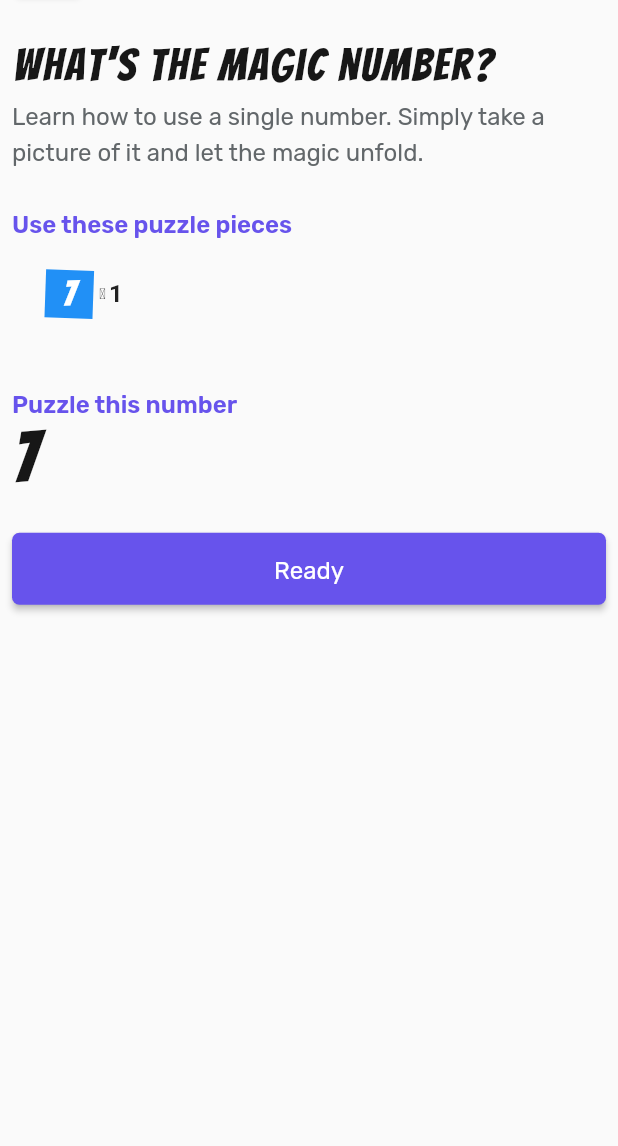
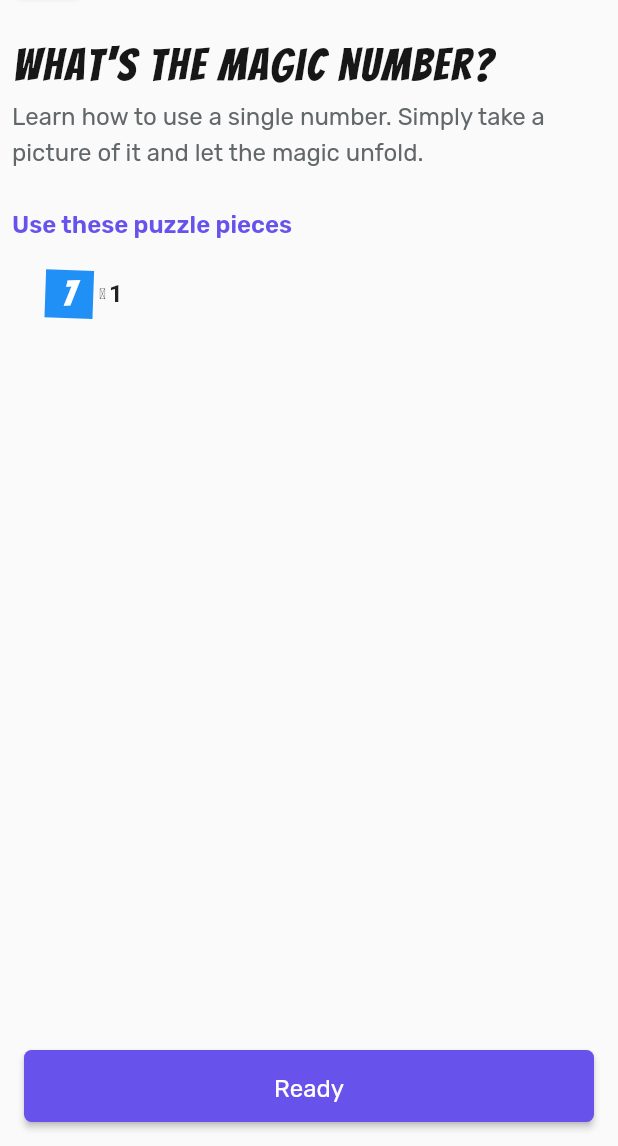
Before and after one commit to johannesstricker/puzzleprogramming, a Flutter app: the screen it shows after launch, after a tap on "Continue", on a phone screen of 412 x 824 dp, the part 90-1236 px from its top. Run offline on Flutter 3.47's test engine with Material 2 defaults, Android fonts, the phone set to English and light mode, and no system bars; our stand-ins replace bloc, camera, equatable, flutter_bloc, google_fonts and 1 more; missing offline and left inert: dart:ffi; accounts and stored records are empty.

Commit message:
Remove solution from challenge screen

```diff
--- a/puzzlemath/lib/screens/challenge_screen.dart
+++ b/puzzlemath/lib/screens/challenge_screen.dart
@@ -80,15 +80,6 @@ class ChallengeScreen extends StatelessWidget {
     );
   }
 
-  Text buildSolution(BuildContext context, int solution) {
-    return Text(
-      solution.toString(),
-      style: TextHeading1.copyWith(
-        fontSize: 48.0,
-      ),
-    );
-  }
-
   Widget buildMarkerList(BuildContext context) {
     final availableMarkers = countAvailableMarkers().entries.toList();
     availableMarkers.sort((a, b) => a.key.index.compareTo(b.key.index));
@@ -110,8 +101,11 @@ class ChallengeScreen extends StatelessWidget {
   }
 
   Widget buildMainWidget(BuildContext context) {
-    return Container(
+    return Stack(
+      children: [
+        Container(
           height: double.infinity,
+          child: Expanded(
             child: SingleChildScrollView(
               child: Padding(
                 padding: EdgeInsets.symmetric(vertical: 24.0, horizontal: 8.0),
@@ -126,20 +120,26 @@ class ChallengeScreen extends StatelessWidget {
                     buildSectionTitle(context, 'Use these puzzle pieces'),
                     buildMarkerList(context),
                     SizedBox(height: 24),
-              buildSectionTitle(context, 'Puzzle this number'),
-              buildSolution(context, challenge.solution),
-              SizedBox(height: 24),
-              SizedBox(
+                  ],
+                ),
+              ),
+            ),
+          ),
+        ),
+        Align(
+          alignment: Alignment.bottomCenter,
+          child: SizedBox(
             width: double.infinity,
+            child: Padding(
+              padding: EdgeInsets.all(16),
               child: Button.Primary(
                 text: 'Ready',
                 onPressed: () => navigateToCameraScreen(context),
               ),
             ),
-            ],
           ),
         ),
-      ),
+      ],
     );
   }
 
```
Lines whose indentation alone changed are shown as unchanged.
